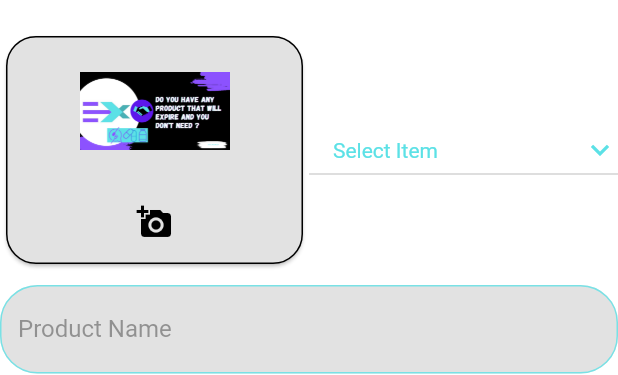
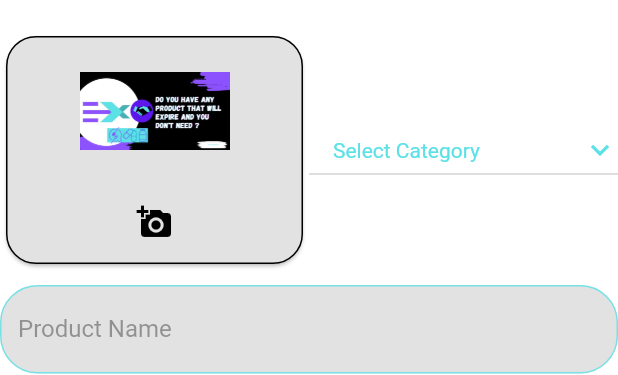
Before and after one commit to MaythamGhaly/exchange-app, a Flutter app: the UploadPost widget shown alone on an empty page, opened directly, on a phone screen of 412 x 824 dp. Shown: the top 375 px of the screen. Run offline on Flutter 3.47's test engine with Material 2 defaults, Android fonts, the phone set to English and light mode, and no system bars; drawn by our look-alikes of dropdown_button2; our stand-ins replace carousel_slider, drop_shadow_image, image_picker, liquid_progress_indicator, shared_preferences, socket_io_client; accounts and stored records are empty; network calls fail; project files that could hold a hidden picture were left out.

Commit message:
frontend: fix themes and data

```diff
--- a/frontend/lib/consts/theme_data.dart
+++ b/frontend/lib/consts/theme_data.dart
@@ -57,11 +57,11 @@ class Styles {
             : const Color.fromARGB(255, 226, 226, 226),
       ),
       scaffoldBackgroundColor: isDarkTheme
-          ? const Color.fromARGB(255, 53, 53, 53)
+          ? Color.fromARGB(255, 31, 31, 31)
           : const Color.fromARGB(255, 255, 255, 255),
       bottomNavigationBarTheme: BottomNavigationBarThemeData(
         backgroundColor:
-            isDarkTheme ? const Color.fromARGB(255, 53, 53, 53) : Colors.white,
+            isDarkTheme ? Color.fromARGB(255, 37, 37, 37) : Colors.white,
       ),
       elevatedButtonTheme: ElevatedButtonThemeData(
         style: ElevatedButton.styleFrom(
--- a/frontend/lib/screens/uploadPost.dart
+++ b/frontend/lib/screens/uploadPost.dart
@@ -93,7 +93,7 @@ class _UploadPostState extends State<UploadPost> {
                 child: SizedBox(
               width: 80,
               child: DropdownButton2(
-                hint: const Text('Select Item',
+                hint: const Text('Select Category',
                     style: TextStyle(
                       color: Color.fromARGB(255, 92, 225, 230),
                     )),
--- a/frontend/lib/services/rest_api.dart
+++ b/frontend/lib/services/rest_api.dart
@@ -3,6 +3,7 @@ import 'dart:io';
 
 import 'package:flutter/material.dart';
 import 'package:frontend/screens/adminScreen/adminPage.dart';
+import 'package:frontend/screens/home.dart';
 import 'package:frontend/screens/login.dart';
 import 'package:frontend/screens/profile.dart';
 import 'package:image_picker/image_picker.dart';
@@ -61,9 +62,10 @@ class ApiService {
         sharedPreferences.setString("user_id", jsonData['user']['_id']);
         if (jsonData['user']['type'] == 'User') {
           // ignore: use_build_context_synchronously
-          Navigator.push(
+          Navigator.pushAndRemoveUntil(
             context,
             MaterialPageRoute(builder: (context) => const MyStatefulWidget()),
+            (Route<dynamic> route) => false,
           );
         }
         if (jsonData['user']['type'] == 'Admin') {
```
